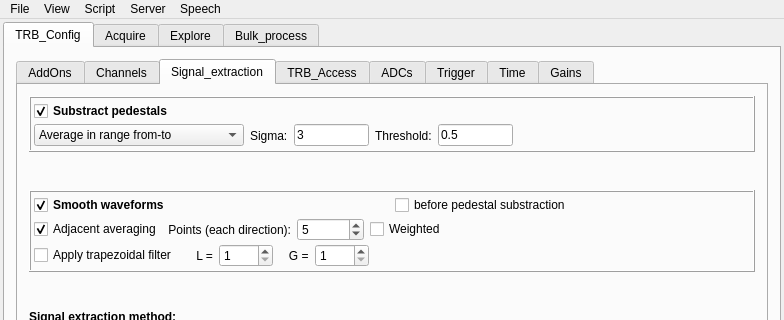
Qt form GUI/mainwindow.ui (andrmor/TRB3reader) before a commit; both pictures show x 0 to 784 and y 0 to 320 of the 784 by 833 pixel window.
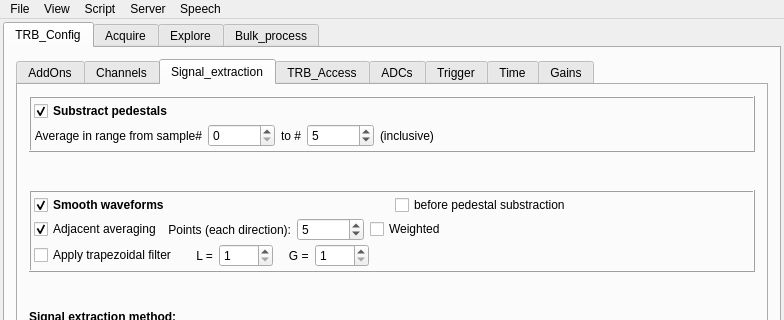
The same form after that commit. The open tabs and pages were chosen to show the change.

Patch:
```diff
--- a/GUI/mainwindow.ui
+++ b/GUI/mainwindow.ui
@@ -742,42 +742,9 @@
                    <number>0</number>
                   </property>
                   <item>
-                   <widget class="QComboBox" name="cobPedestalExtractionMethod">
-                    <item>
-                     <property name="text">
-                      <string>Average in range from-to</string>
-                     </property>
-                    </item>
-                    <item>
-                     <property name="text">
-                      <string>From amplitude occurrence peak</string>
-                     </property>
-                    </item>
-                   </widget>
-                  </item>
-                  <item>
-                   <widget class="QStackedWidget" name="stackedWidget">
-                    <property name="currentIndex">
-                     <number>0</number>
-                    </property>
-                    <widget class="QWidget" name="page">
-                     <layout class="QHBoxLayout" name="horizontalLayout_9">
-                      <property name="leftMargin">
-                       <number>0</number>
-                      </property>
-                      <property name="topMargin">
-                       <number>0</number>
-                      </property>
-                      <property name="rightMargin">
-                       <number>0</number>
-                      </property>
-                      <property name="bottomMargin">
-                       <number>0</number>
-                      </property>
-                      <item>
                        <widget class="QLabel" name="label_8">
                         <property name="text">
-                         <string>From sample#</string>
+                     <string>Average in range from sample#</string>
                         </property>
                         <property name="alignment">
                          <set>Qt::AlignmentFlag::AlignRight|Qt::AlignmentFlag::AlignTrailing|Qt::AlignmentFlag::AlignVCenter</set>
@@ -818,90 +785,24 @@
                        </widget>
                       </item>
                       <item>
-                       <spacer name="horizontalSpacer_35">
-                        <property name="orientation">
-                         <enum>Qt::Orientation::Horizontal</enum>
-                        </property>
-                        <property name="sizeHint" stdset="0">
-                         <size>
-                          <width>160</width>
-                          <height>20</height>
-                         </size>
-                        </property>
-                       </spacer>
-                      </item>
-                     </layout>
-                    </widget>
-                    <widget class="QWidget" name="page_2">
-                     <layout class="QHBoxLayout" name="horizontalLayout_46">
-                      <property name="leftMargin">
-                       <number>0</number>
-                      </property>
-                      <property name="topMargin">
-                       <number>0</number>
-                      </property>
-                      <property name="rightMargin">
-                       <number>0</number>
-                      </property>
-                      <property name="bottomMargin">
-                       <number>0</number>
-                      </property>
-                      <item>
                        <widget class="QLabel" name="label_41">
                         <property name="text">
-                         <string>Sigma:</string>
+                     <string>(inclusive)</string>
                         </property>
                        </widget>
                       </item>
                       <item>
-                       <widget class="QLineEdit" name="ledPedestalPeakSigma">
-                        <property name="maximumSize">
-                         <size>
-                          <width>75</width>
-                          <height>16777215</height>
-                         </size>
-                        </property>
-                        <property name="text">
-                         <string>3</string>
-                        </property>
-                       </widget>
-                      </item>
-                      <item>
-                       <widget class="QLabel" name="label_42">
-                        <property name="text">
-                         <string>Threshold:</string>
-                        </property>
-                       </widget>
-                      </item>
-                      <item>
-                       <widget class="QLineEdit" name="ledPedestalPeakThreshold">
-                        <property name="maximumSize">
-                         <size>
-                          <width>75</width>
-                          <height>16777215</height>
-                         </size>
-                        </property>
-                        <property name="text">
-                         <string>0.5</string>
-                        </property>
-                       </widget>
-                      </item>
-                      <item>
-                       <spacer name="horizontalSpacer_9">
+                   <spacer name="horizontalSpacer_35">
                         <property name="orientation">
                          <enum>Qt::Orientation::Horizontal</enum>
                         </property>
                         <property name="sizeHint" stdset="0">
                          <size>
-                          <width>40</width>
+                      <width>301</width>
                           <height>20</height>
                          </size>
                         </property>
                        </spacer>
-                      </item>
-                     </layout>
-                    </widget>
-                   </widget>
                   </item>
                  </layout>
                 </widget>
```
Left out of the diff: 16 changed lines with no effect on the pictures. Lines whose indentation alone changed are shown as unchanged.
